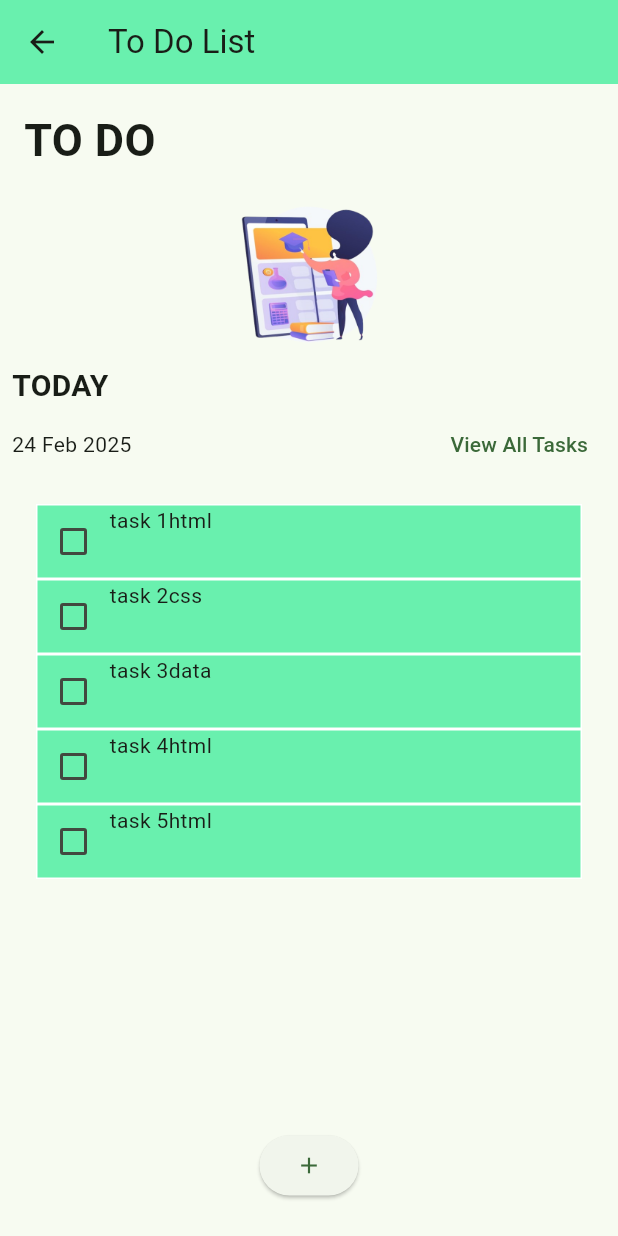
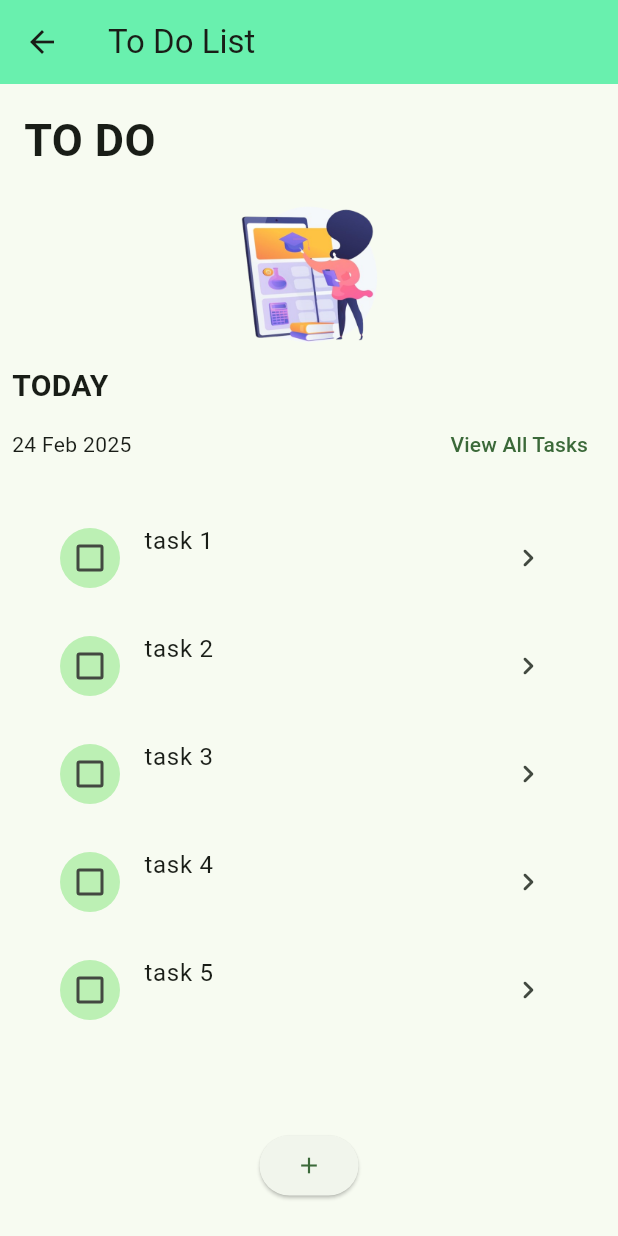
Before and after one commit to IPMSand/PUSL2023-Mobile-App-Development-Group-50, a Flutter app: the screen it shows after launch, in the side drawer, after a tap on "To Do List", on a phone screen of 412 x 824 dp. Run offline on Flutter 3.47's test engine with Material 3 defaults, Android fonts, the phone set to English and light mode, and no system bars; our stand-ins replace percent_indicator.

```diff
--- a/lib/componments/todo_list.dart
+++ b/lib/componments/todo_list.dart
@@ -3,6 +3,7 @@ import 'package:flutter/material.dart';
 // Assuming TodoTaskRow is defined elsewhere
 class TodoTaskRow extends StatelessWidget {
   final String taskName;
+  final String time;
   final String categoryName; // Added categoryName
   final bool isTaskDone;
   final VoidCallback? onTaskCompleted;
@@ -13,28 +14,14 @@ class TodoTaskRow extends StatelessWidget {
     required this.categoryName, // Added categoryName
     required this.isTaskDone,
     this.onTaskCompleted,
+    required this.time,
   });
 
   @override
   Widget build(BuildContext context) {
-    return Container(
-      height: 50,
-       decoration: const BoxDecoration(
-    border: Border(
-      top: BorderSide(color: Color.fromARGB(255, 255, 255, 255)),
-      left: BorderSide(color: Color(0xFFFFFFFF)),
-      right: BorderSide(color: Color(0xFFFFFFFF)),
-      bottom: BorderSide(color: Color(0xFFFFFFFF)),
-    ),
-
-    color: Colors.greenAccent,
-  ),
-      child: Row(
-        crossAxisAlignment: CrossAxisAlignment.start,
-
-        children: [
-          // check box 1
-          Checkbox(
+    return ListTile(
+      leading: CircleAvatar(
+        child: Checkbox(
           value: isTaskDone,
           onChanged: onTaskCompleted != null
               ? (bool? value) {
@@ -44,21 +31,13 @@ class TodoTaskRow extends StatelessWidget {
                 }
               : null,
         ),
-          // task name
-          Text(
-                  taskName,
-                  style: TextStyle(
-                    decoration: isTaskDone ? TextDecoration.lineThrough : null,
       ),
-                ),
-          // space
-          SizedBox(
-            height: 38,
-          ),
-          // task type
-          Text(categoryName),
-        ],
-      ),
+      title: Text(taskName),
+      subtitle: Text(time),
+      trailing: Icon(Icons.chevron_right_rounded),
+      onTap: () {
+        // path
+      },
     );
   }
 }
@@ -88,13 +67,14 @@ class TodoList extends StatelessWidget {
               taskName: tasks[index].taskName,
               categoryName: tasks[index].categoryName, // Pass categoryName
               isTaskDone: tasks[index].isTaskDone,
-              onTaskCompleted: () => onTaskCompleted(index),
+              onTaskCompleted: () => onTaskCompleted(index), time: '',
             );
           } else {
             return TodoTaskRow(
               taskName: completedTasks[index - tasks.length].taskName,
-              categoryName: completedTasks[index - tasks.length].categoryName, // Pass categoryName
-              isTaskDone: true,
+              categoryName: completedTasks[index - tasks.length]
+                  .categoryName, // Pass categoryName
+              isTaskDone: true, time: '',
             );
           }
         },
@@ -109,5 +89,8 @@ class Task {
   final String categoryName; // Added categoryName
   final bool isTaskDone;
 
-  Task({required this.taskName, required this.categoryName, required this.isTaskDone});
+  Task(
+      {required this.taskName,
+      required this.categoryName,
+      required this.isTaskDone, required String time});
 }
--- a/lib/screens/to_screen.dart
+++ b/lib/screens/to_screen.dart
@@ -1,5 +1,5 @@
 import 'package:flutter/material.dart';
-// import '../screens/to_create.dart';
+import '../screens/to_create.dart';
 import '../componments/todo_img.dart';
 import '../componments/todo_list.dart';
 import '../componments/todo_midtitle.dart';
@@ -17,11 +17,11 @@ class TodoScreen extends StatefulWidget {
 
 class _TodoState extends State<TodoScreen> {
   final List<Task> _tasks = [
-    Task(taskName: 'task 1',categoryName: 'html', isTaskDone: false),
-    Task(taskName: 'task 2',categoryName: 'css', isTaskDone: false),
-    Task(taskName: 'task 3',categoryName: 'data', isTaskDone: false),
-    Task(taskName: 'task 4',categoryName: 'html', isTaskDone: false),
-    Task(taskName: 'task 5',categoryName: 'html', isTaskDone: false),
+    Task(taskName: 'task 1',categoryName: 'html', isTaskDone: false, time: ''),
+    Task(taskName: 'task 2',categoryName: 'css', isTaskDone: false, time: ''),
+    Task(taskName: 'task 3',categoryName: 'data', isTaskDone: false, time: ''),
+    Task(taskName: 'task 4',categoryName: 'html', isTaskDone: false, time: ''),
+    Task(taskName: 'task 5',categoryName: 'html', isTaskDone: false, time: ''),
   ];
 
   final List<Task> _completedTasks = [];
@@ -36,7 +36,7 @@ class _TodoState extends State<TodoScreen> {
 
 void _addNewTask(String taskName, String categoryName, [bool? bool]) {
   setState(() {
-    _completedTasks.add(Task(taskName: taskName, categoryName: categoryName, isTaskDone: false));
+    _completedTasks.add(Task(taskName: taskName, categoryName: categoryName, isTaskDone: false, time: ''));
   });
 }
 
@@ -68,8 +68,6 @@ void _addNewTask(String taskName, String categoryName, [bool? bool]) {
           // img
           TodoImage(),
 
-
-
           // list links
           Align(
             child: TodoTileHeader(
@@ -90,18 +88,16 @@ void _addNewTask(String taskName, String categoryName, [bool? bool]) {
             ),
           ),
 
-          // button
-          TodoCreateButton(
-            onPressed: () {
-              // Add your logic to create a new todo here
-              //(_tasks).add(Task(taskName: 'did 45',categoryName: 'html', isTaskDone: false));
-
-             _addNewTask("Write report", "Work", false);
-
-              debugPrint('Create todo button pressed!');
-            },
-            icon: Icons.add, // Optional: Change the icon
-          ),
+        TodoCreateButton(
+        onPressed: () {
+          Navigator.push(
+            context,
+            MaterialPageRoute(builder: (context) =>  TodoTaskRow()),
+          );
+          debugPrint('Create todo button pressed!');
+        },
+        icon: Icons.add,
+      ),
 
           // size box
           const SizedBox(
```
Lines whose indentation alone changed are shown as unchanged.
